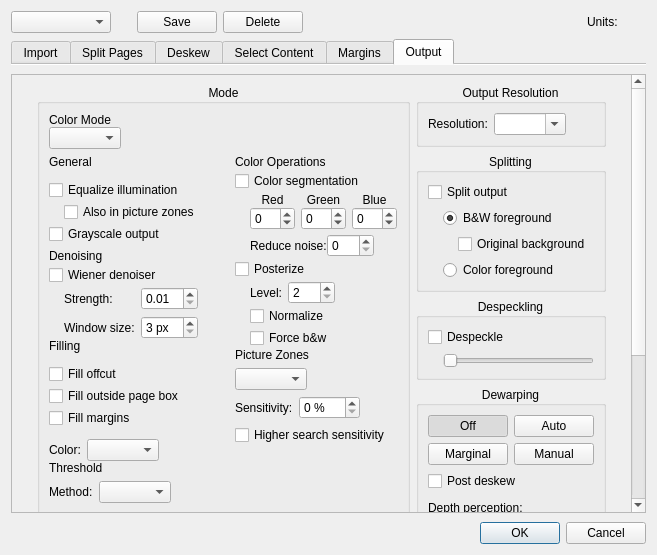
Qt form src/app/DefaultParamsDialog.ui (2ndmax/scantailor-ocr) before a commit.
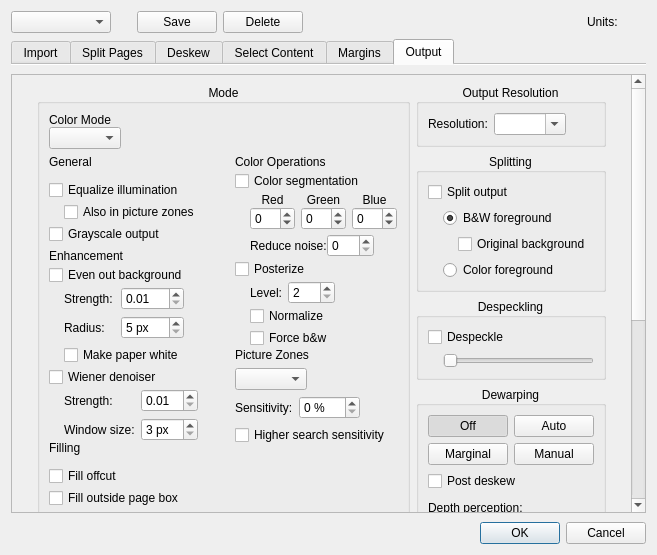
The same form after that commit. The open tabs and pages were chosen to show the change. Icons and pictures are not drawn. Custom widgets are drawn as their Qt base class.

Commit message: Output: new filter "Even out background"

Patch:
```diff
--- a/src/app/DefaultParamsDialog.ui
+++ b/src/app/DefaultParamsDialog.ui
@@ -2007,10 +2007,123 @@
                    <item>
                     <widget class="SectionHeading" name="denoisingHeading">
                      <property name="text">
-                      <string>Denoising</string>
+                      <string>Enhancement</string>
                      </property>
                     </widget>
                    </item>
+                   <item>
+                    <widget class="QCheckBox" name="subtractBgCB">
+                     <property name="toolTip">
+                      <string>Evens out the paper background (stains, yellowing, shadows) before the other processing. Pictures are flattened as well.</string>
+                     </property>
+                     <property name="text">
+                      <string>Even out background</string>
+                     </property>
+                    </widget>
+                   </item>
+                   <item>
+                    <widget class="QWidget" name="subtractBgOptionsWidget" native="true">
+                     <layout class="QGridLayout" name="subtractBgOptionsLayout">
+                      <property name="leftMargin">
+                       <number>0</number>
+                      </property>
+                      <property name="topMargin">
+                       <number>0</number>
+                      </property>
+                      <property name="rightMargin">
+                       <number>0</number>
+                      </property>
+                      <property name="bottomMargin">
+                       <number>0</number>
+                      </property>
+                      <item row="0" column="0" rowspan="3">
+                       <spacer name="subtractBgIndent">
+                        <property name="orientation">
+                         <enum>Qt::Horizontal</enum>
+                        </property>
+                        <property name="sizeType">
+                         <enum>QSizePolicy::Fixed</enum>
+                        </property>
+                        <property name="sizeHint" stdset="0">
+                         <size>
+                          <width>15</width>
+                          <height>1</height>
+                         </size>
+                        </property>
+                       </spacer>
+                      </item>
+                      <item row="0" column="1">
+                       <widget class="QLabel" name="subtractBgCoefLabel">
+                        <property name="text">
+                         <string>Strength:</string>
+                        </property>
+                       </widget>
+                      </item>
+                      <item row="0" column="2">
+                       <widget class="QDoubleSpinBox" name="subtractBgCoef">
+                        <property name="toolTip">
+                         <string>How far the background is evened out, from 0.01 to 1.</string>
+                        </property>
+                        <property name="minimum">
+                         <double>0.01</double>
+                        </property>
+                        <property name="maximum">
+                         <double>1.0</double>
+                        </property>
+                        <property name="singleStep">
+                         <double>0.01</double>
+                        </property>
+                       </widget>
+                      </item>
+                      <item row="1" column="1">
+                       <widget class="QLabel" name="subtractBgRadiusLabel">
+                        <property name="text">
+                         <string>Radius:</string>
+                        </property>
+                       </widget>
+                      </item>
+                      <item row="1" column="2">
+                       <widget class="QSpinBox" name="subtractBgRadius">
+<property name="suffix">
+<string notr="true"> px</string>
+</property>
+                        <property name="toolTip">
+                         <string>The size of the area used to estimate the background. It should be clearly larger than the letters.</string>
+                        </property>
+                        <property name="minimum">
+                         <number>5</number>
+                        </property>
+                        <property name="maximum">
+                         <number>300</number>
+                        </property>
+                       </widget>
+                      </item>
+                      <item row="2" column="1" colspan="2">
+                       <widget class="QCheckBox" name="subtractBgWhiteCB">
+                        <property name="toolTip">
+                         <string>Also takes the paper to white and removes a color cast such as yellowing.  Each color channel is evened out on its own, so the colors of pictures shift as well.</string>
+                        </property>
+                        <property name="text">
+                         <string>Make paper white</string>
+                        </property>
+                       </widget>
+                      </item>
+                      <item row="0" column="3" rowspan="3">
+                       <spacer name="subtractBgSpacer">
+                        <property name="orientation">
+                         <enum>Qt::Horizontal</enum>
+                        </property>
+                        <property name="sizeHint" stdset="0">
+                         <size>
+                          <width>1</width>
+                          <height>1</height>
+                         </size>
+                        </property>
+                       </spacer>
+                      </item>
+                     </layout>
+                    </widget>
+                   </item>
                    <item>
                     <widget class="QCheckBox" name="wienerCB">
                      <property name="toolTip">
```
The commit also changes 22 other files.
